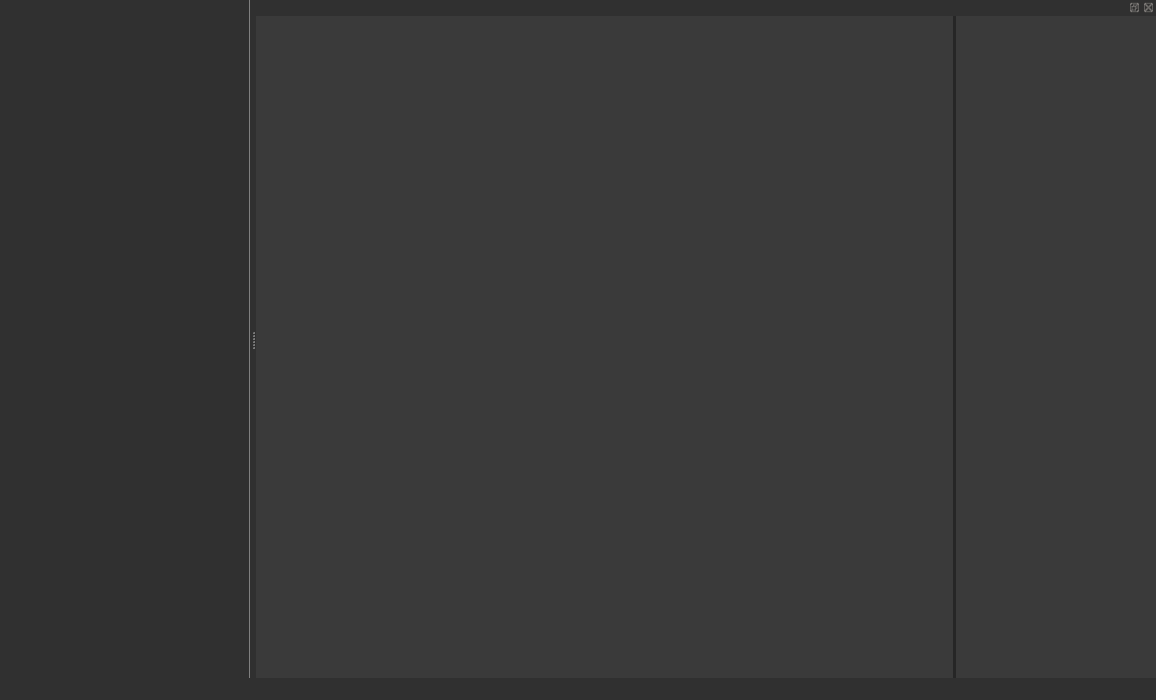
Old version of the form LEO_sniffy/mainwindow.ui in the repository jirik09/Sniffy.
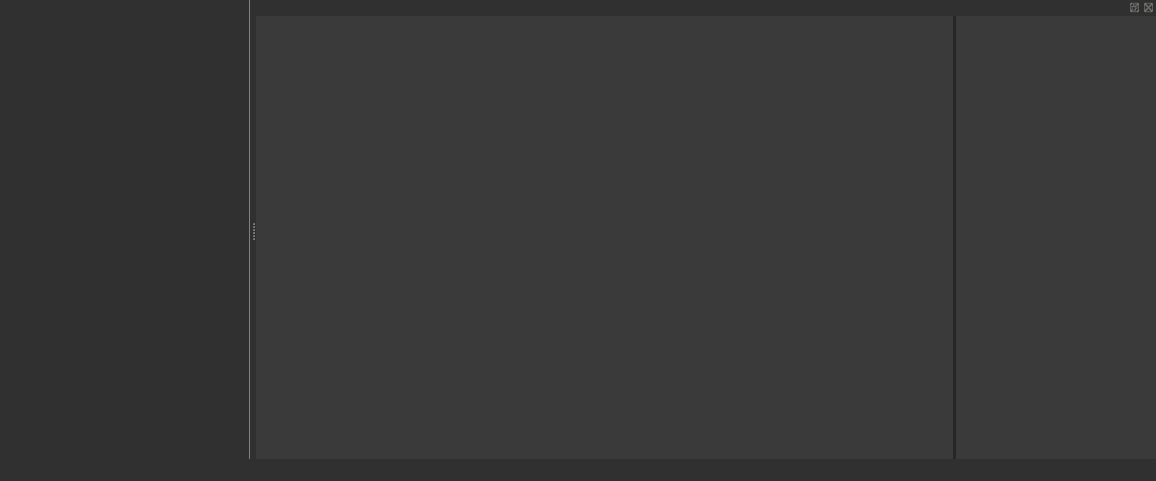
New version of the form. Icons and pictures are not drawn.

```diff
--- a/LEO_sniffy/mainwindow.ui
+++ b/LEO_sniffy/mainwindow.ui
@@ -7,7 +7,7 @@
     <x>0</x>
     <y>0</y>
     <width>1156</width>
-    <height>700</height>
+    <height>481</height>
    </rect>
   </property>
   <property name="windowTitle">
@@ -180,7 +180,7 @@
   <widget class="QDockWidget" name="dockWidget_device">
    <property name="styleSheet">
     <string notr="true">QDockWidget {
-    border: 1px solid lightgray;
+    border: 3px solid lightgray;
 
 }
 
```
Left out of the diff: 2 changed lines with no effect on the pictures.
